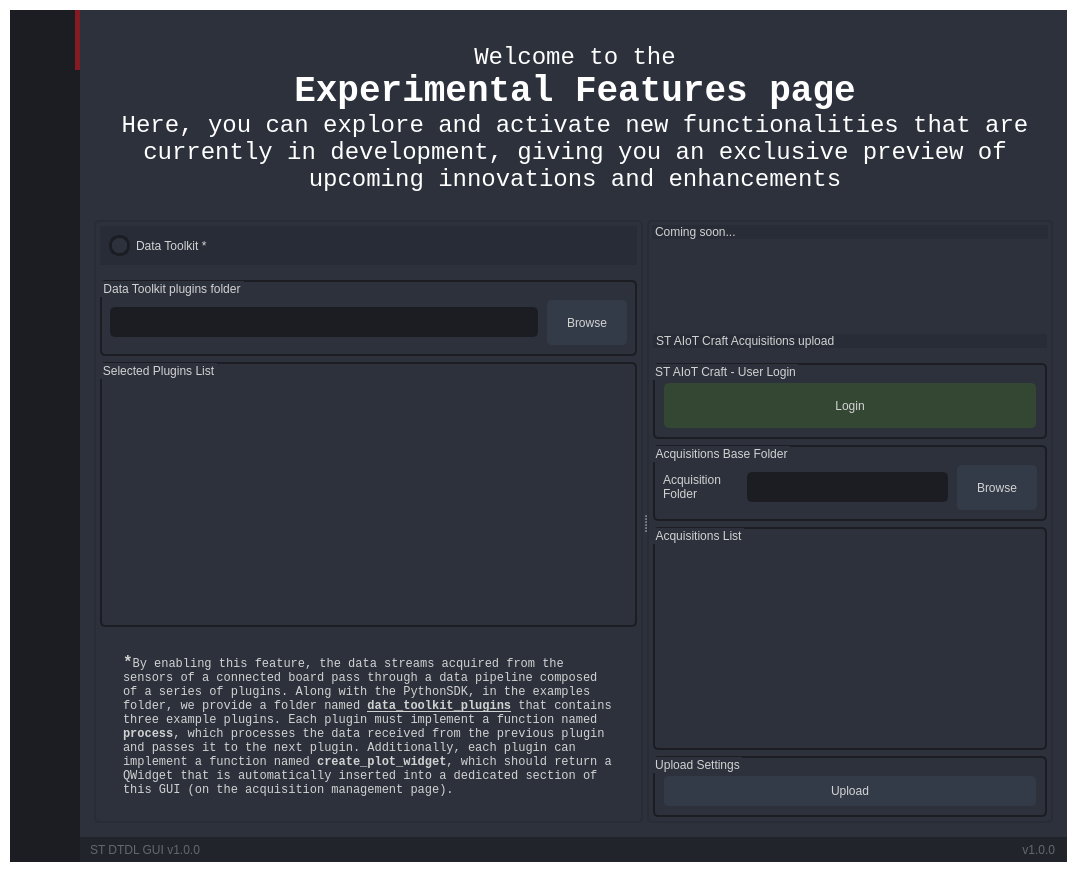
Qt form Utilities/HSDPython_SDK/st_dtdl_gui/st_dtdl_gui/UI/Ui_MainWindow.ui (STMicroelectronics/fp-sns-datalog2) before a commit.
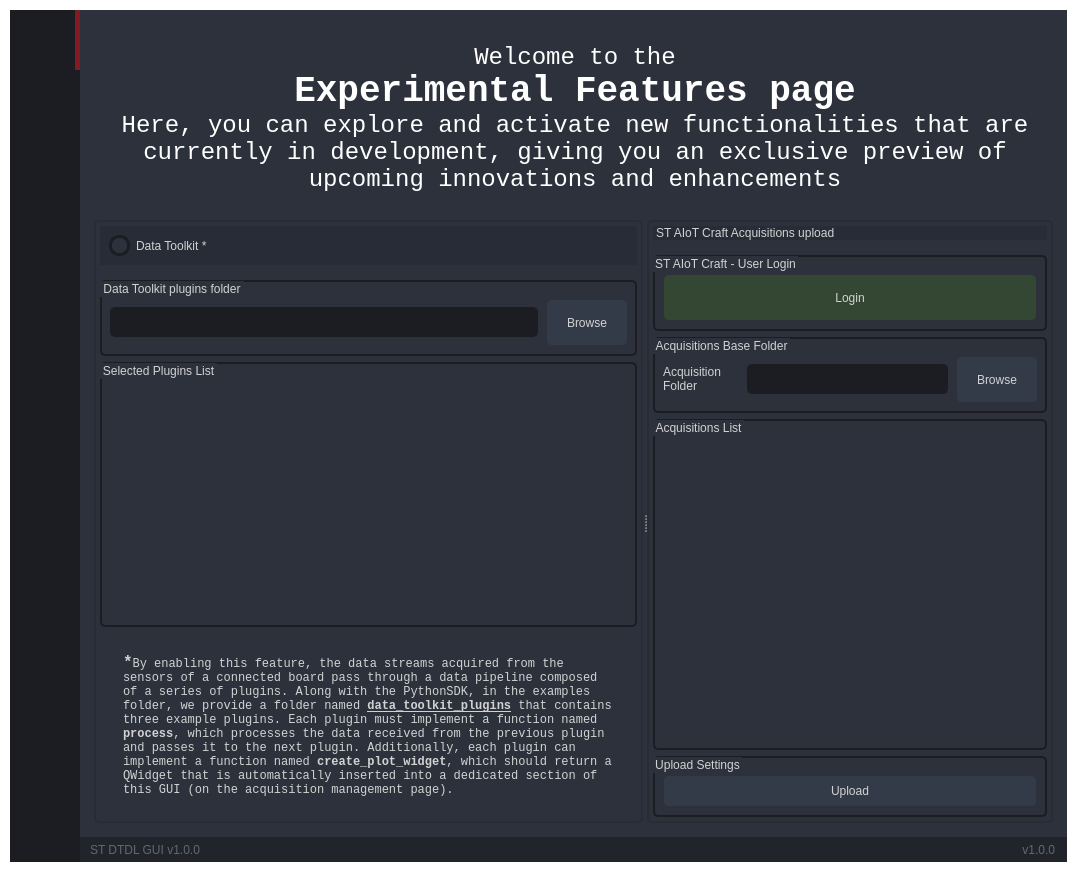
The same form after that commit. The open tabs and pages were chosen to show the change. Icons and pictures are not drawn.

What changed in the file:
```diff
--- a/Utilities/HSDPython_SDK/st_dtdl_gui/st_dtdl_gui/UI/Ui_MainWindow.ui
+++ b/Utilities/HSDPython_SDK/st_dtdl_gui/st_dtdl_gui/UI/Ui_MainWindow.ui
@@ -276,6 +276,8 @@
 	width: 15px;
 	height: 15px;
 	border-radius: 10px;
+	margin-top: 5px;
+    margin-bottom: 5px;
     background: rgb(44, 49, 60);
 }
 QRadioButton::indicator:hover {
@@ -285,6 +287,16 @@
     background: 3px solid rgb(94, 106, 130);
 	border: 3px solid rgb(52, 59, 72);	
 }
+QRadioButton::indicator:checked:hover {
+    border: 3px solid rgb(68, 76, 91);
+}
+QRadioButton::indicator:unchecked {
+    border: 3px solid rgb(27, 29, 35);
+    background: rgb(44, 49, 60);
+}
+QRadioButton::indicator:unchecked:hover {
+    border: 3px solid rgb(58, 66, 81);
+}
 
 /* COMBOBOX */
 QComboBox{
@@ -1779,7 +1791,7 @@
                          <rect>
                           <x>0</x>
                           <y>0</y>
-                          <width>483</width>
+                          <width>422</width>
                           <height>595</height>
                          </rect>
                         </property>
@@ -1805,42 +1817,6 @@
                          <property name="bottomMargin">
                           <number>3</number>
                          </property>
-                         <item>
-                          <widget class="QLabel" name="acq_upload_title_2">
-                           <property name="minimumSize">
-                            <size>
-                             <width>0</width>
-                             <height>0</height>
-                            </size>
-                           </property>
-                           <property name="styleSheet">
-                            <string notr="true">font: 700 12pt &quot;Segoe UI&quot;;
-background-color: rgb(39, 44, 54);</string>
-                           </property>
-                           <property name="text">
-                            <string>Coming soon...</string>
-                           </property>
-                           <property name="margin">
-                            <number>9</number>
-                           </property>
-                           <property name="indent">
-                            <number>3</number>
-                           </property>
-                          </widget>
-                         </item>
-                         <item>
-                          <spacer name="verticalSpacer_3">
-                           <property name="orientation">
-                            <enum>Qt::Vertical</enum>
-                           </property>
-                           <property name="sizeHint" stdset="0">
-                            <size>
-                             <width>20</width>
-                             <height>40</height>
-                            </size>
-                           </property>
-                          </spacer>
-                         </item>
                          <item>
                           <widget class="QFrame" name="acq_upload_frame">
                            <property name="frameShape">
```
Left out of the diff: 12 changed lines with no effect on the pictures.
